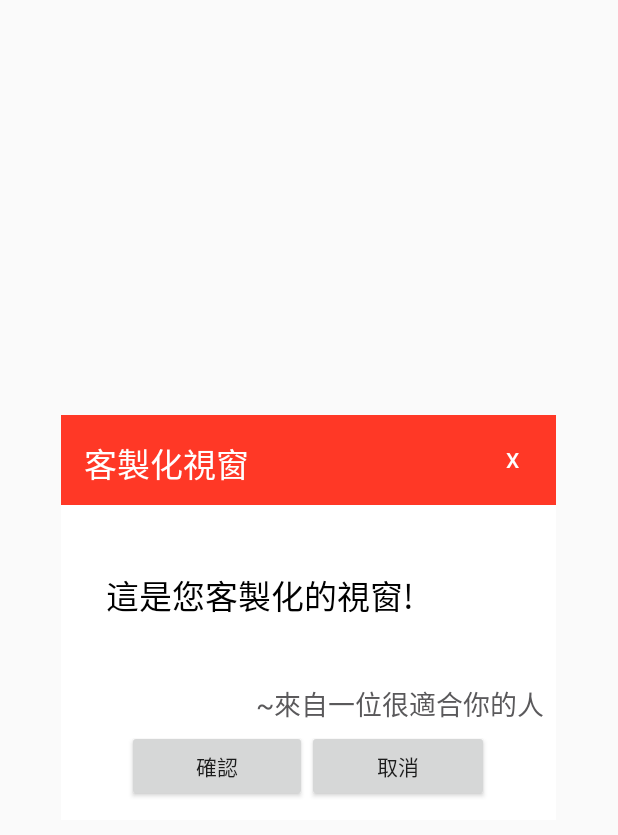
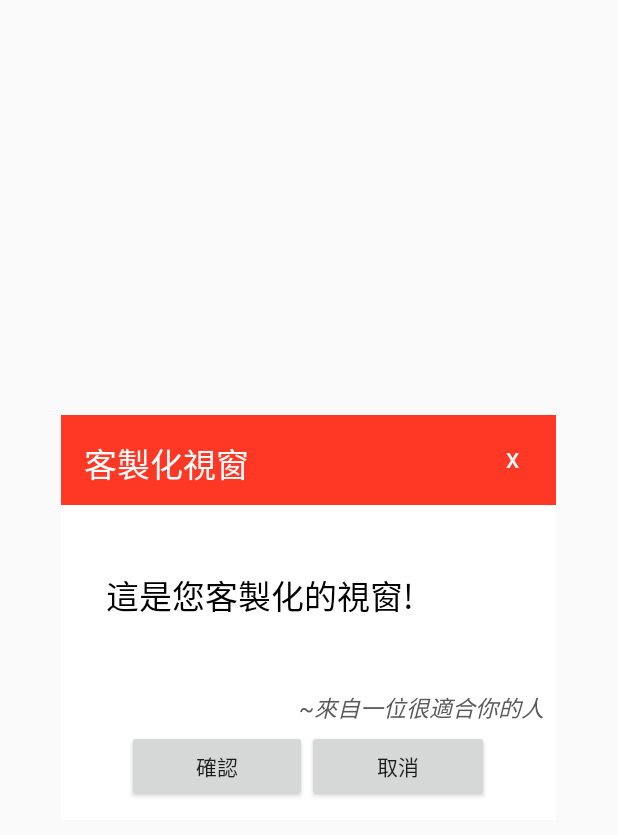
Before and after one commit to imo-ininder/MIS_Project_ATM, an Android app: the layout activity_custom_dialog.xml on its own in the app's theme, with its tools: preview values and no code run, on a phone screen of 412 x 824 dp. Shown: the top 835 px of the screen. Run offline under Robolectric (Android 15) with nearby library versions, the phone set to English and light mode, and no system bars.

Commit message:
修改彈出任務不會因為誤觸外面而消失

```diff
--- a/app/src/main/AndroidManifest.xml
+++ b/app/src/main/AndroidManifest.xml
@@ -50,7 +50,7 @@
             android:launchMode="singleInstance"
             android:noHistory="true"
             android:taskAffinity=""
-            android:theme="@android:style/Theme.Dialog" />
+            android:theme="@android:style/Theme.Dialog"/>
         <activity
             android:name=".SendRequest"
             android:label="@string/app_name"
--- a/app/src/main/java/com/attmm/admin/projectt/CustomDialogActivity.java
+++ b/app/src/main/java/com/attmm/admin/projectt/CustomDialogActivity.java
@@ -33,6 +33,7 @@ public class CustomDialogActivity extends Activity implements Constant {
 
         requestWindowFeature(Window.FEATURE_NO_TITLE);
         setContentView(R.layout.activity_custom_dialog);
+        this.setFinishOnTouchOutside(false);
 
 
         Firebase.setAndroidContext(this);
@@ -101,14 +102,12 @@ public class CustomDialogActivity extends Activity implements Constant {
         btn_cancel.setOnClickListener(new View.OnClickListener() {
             @Override
             public void onClick(View v) {
-                Toast.makeText(CustomDialogActivity.this,"you click cancel!",Toast.LENGTH_SHORT).show();
                 finish();
             }
         });
         text_close.setOnClickListener(new View.OnClickListener() {
             @Override
             public void onClick(View v) {
-                Toast.makeText(CustomDialogActivity.this,"you click close!",Toast.LENGTH_SHORT).show();
                 finish();
             }
         });
--- a/app/src/main/res/layout/activity_custom_dialog.xml
+++ b/app/src/main/res/layout/activity_custom_dialog.xml
@@ -8,7 +8,10 @@
     android:nestedScrollingEnabled="false"
     tools:context="com.attmm.admin.projectt.first_page"
     android:id="@+id/dialogBackground"
-    android:gravity="center_vertical|center_horizontal">
+    android:gravity="center_vertical|center_horizontal"
+    android:noHistory="true"
+    android:taskAffinity=""
+    android:excludeFromRecents="true">
     <LinearLayout
         android:orientation="vertical"
         android:layout_width="330dp"
@@ -73,12 +76,13 @@
                 android:text="~來自一位很適合你的人"
                 android:id="@+id/textView21"
                 android:gravity="right"
-                android:textSize="@dimen/abc_text_size_medium_material"
+                android:textSize="15sp"
                 android:textColor="@color/button_material_dark"
                 android:paddingTop="4dp"
                 android:paddingRight="8dp"
                 android:paddingBottom="4dp"
-                android:textIsSelectable="true" />
+                android:textIsSelectable="true"
+                android:textStyle="italic" />
         </LinearLayout>
 
         <LinearLayout
```
